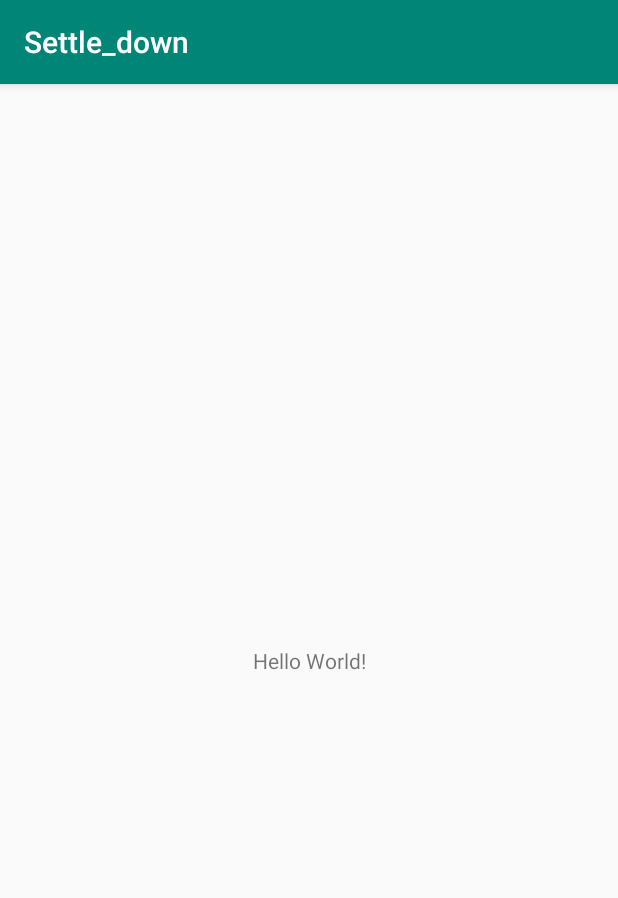
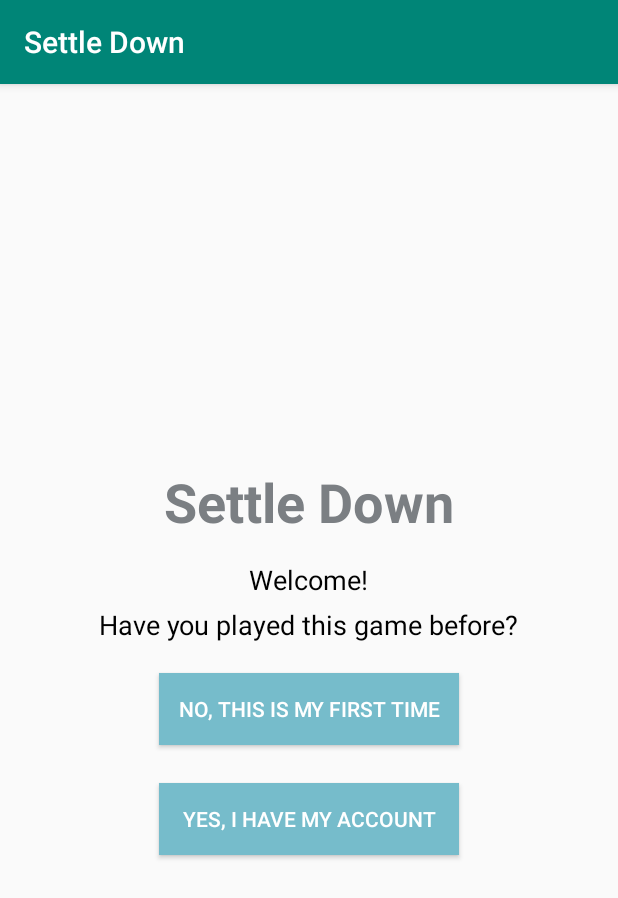
Before and after one commit to Darcy-007/Settle_down, an Android app: the screen it shows after launch (MainActivity), on a phone screen of 412 x 824 dp. Shown: the top 898 px of the screen. Run offline under Robolectric (Android 15) with nearby library versions, the phone set to English and light mode, and no system bars.

Commit message:
created first page

```diff
--- a/app/src/main/res/layout/activity_main.xml
+++ b/app/src/main/res/layout/activity_main.xml
@@ -1,19 +1,70 @@
 <?xml version="1.0" encoding="utf-8"?>
-<androidx.constraintlayout.widget.ConstraintLayout
+<RelativeLayout
     xmlns:android="http://schemas.android.com/apk/res/android"
     xmlns:tools="http://schemas.android.com/tools"
-    xmlns:app="http://schemas.android.com/apk/res-auto"
     android:layout_width="match_parent"
     android:layout_height="match_parent"
-    tools:context=".MainActivity">
+    tools:context=".MainActivity"
+    android:gravity="center">
 
     <TextView
+        android:id="@+id/first_page_app_name"
         android:layout_width="wrap_content"
         android:layout_height="wrap_content"
-        android:text="Hello World!"
-        app:layout_constraintBottom_toBottomOf="parent"
-        app:layout_constraintLeft_toLeftOf="parent"
-        app:layout_constraintRight_toRightOf="parent"
-        app:layout_constraintTop_toTopOf="parent" />
+        android:text="@string/app_name"
+        android:layout_centerHorizontal="true"
+        android:textSize="36sp"
+        android:textStyle="bold"
+        android:layout_marginBottom="15dp"
+        android:textColor="@color/colorGrey"
+        />
+    <TextView
+        android:id="@+id/first_page_welcome"
+        android:layout_width="wrap_content"
+        android:layout_height="wrap_content"
+        android:text="@string/first_page_welcome"
+        android:layout_centerHorizontal="true"
+        android:layout_below="@id/first_page_app_name"
+        android:textSize="18sp"
+        android:textColor="@color/colorBlack"
+        android:layout_marginBottom="5dp"
+        />
+    <TextView
+        android:id="@+id/first_page_question"
+        android:layout_width="wrap_content"
+        android:layout_height="wrap_content"
+        android:text="@string/first_page_question"
+        android:layout_centerHorizontal="true"
+        android:layout_below="@id/first_page_welcome"
+        android:textSize="18sp"
+        android:textColor="@color/colorBlack"
+        android:layout_marginBottom="20dp"
+        />
 
-</androidx.constraintlayout.widget.ConstraintLayout>
+    <Button
+        android:id="@+id/first_page_negative_button"
+        android:layout_width="wrap_content"
+        android:layout_height="wrap_content"
+        android:text="@string/first_page_negative_button_text"
+        android:layout_centerHorizontal="true"
+        android:layout_below="@id/first_page_question"
+        android:background="@color/colorLightBlue"
+        android:width="200dp"
+        android:layout_marginBottom="25dp"
+        android:textColor="@color/colorWhite"
+        />
+
+    <Button
+        android:id="@+id/first_page_positive_button"
+        android:layout_width="wrap_content"
+        android:layout_height="wrap_content"
+        android:text="@string/first_page_positive_button_text"
+        android:layout_centerHorizontal="true"
+        android:layout_below="@id/first_page_negative_button"
+        android:background="@color/colorLightBlue"
+        android:width="200dp"
+        android:textColor="@color/colorWhite"
+        />
+
+
+</RelativeLayout>
--- a/app/src/main/res/values/colors.xml
+++ b/app/src/main/res/values/colors.xml
@@ -3,4 +3,8 @@
     <color name="colorPrimary">#008577</color>
     <color name="colorPrimaryDark">#00574B</color>
     <color name="colorAccent">#D81B60</color>
+    <color name="colorBlack">#000000</color>
+    <color name="colorLightBlue">#76BCCB</color>
+    <color name="colorGrey">#7B7F83</color>
+    <color name="colorWhite">#FFFFFF</color>
 </resources>
--- a/app/src/main/res/values/strings.xml
+++ b/app/src/main/res/values/strings.xml
@@ -1,3 +1,8 @@
 <resources>
-    <string name="app_name">Settle_down</string>
+    <string name="folder_name">Settle_down</string>
+    <string name="app_name">Settle Down</string>
+    <string name="first_page_welcome">Welcome!</string>
+    <string name="first_page_question">Have you played this game before?</string>
+    <string name="first_page_negative_button_text">No, This is my first time</string>
+    <string name="first_page_positive_button_text">Yes, I have my account</string>
 </resources>
```
